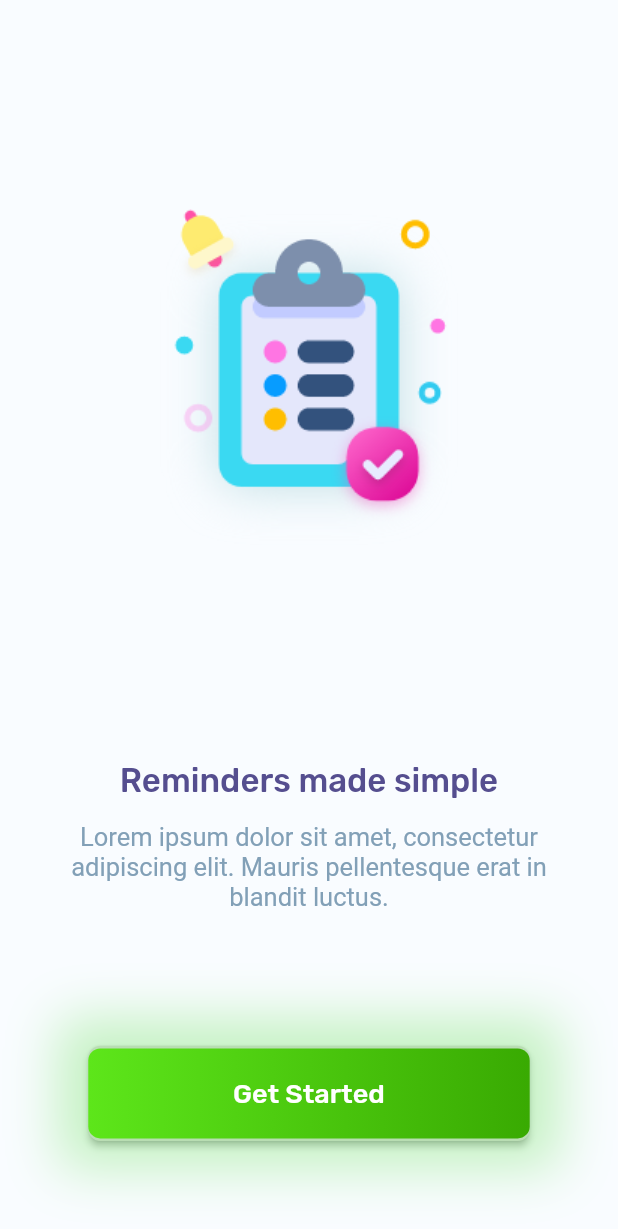
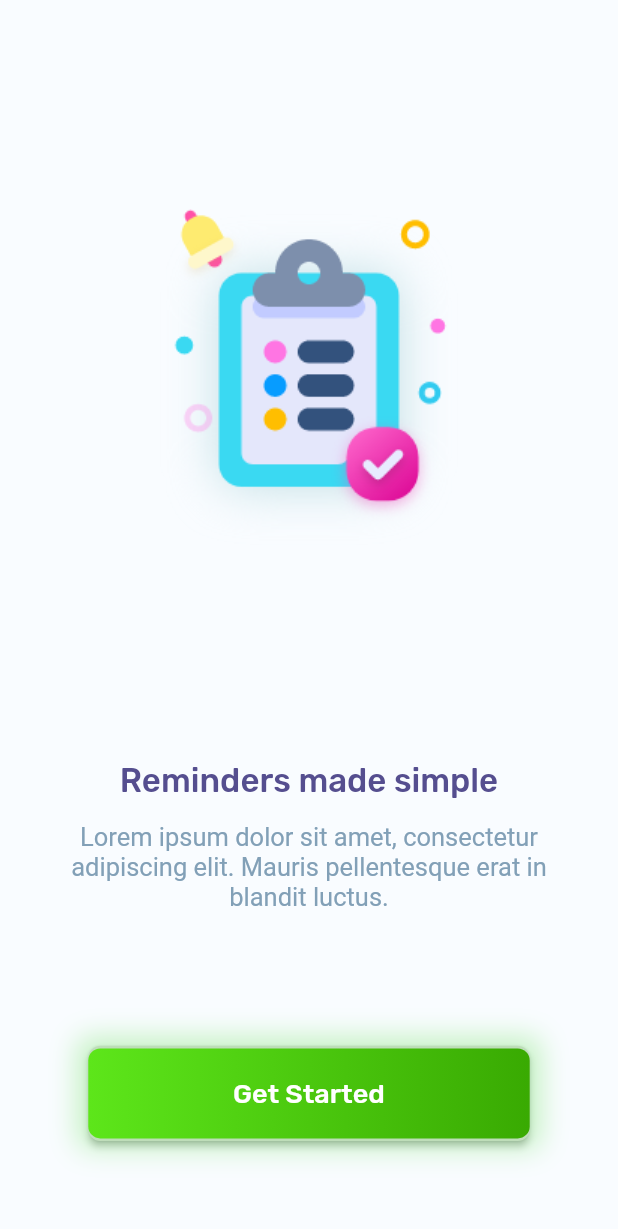
Before and after one commit to LiveLikeCounter/Flutter-Todolist, a Flutter app: the Onboarding screen opened directly, on a phone screen of 412 x 824 dp. Shown: the top 1229 px of the screen. Run offline on Flutter 3.47's test engine with Material 2 defaults, Android fonts, the phone set to English and light mode, and no system bars; our stand-ins replace gradient_app_bar; Roboto replaces fonts that are missing (opensans).

Commit message:
Updated startpage + doc updated

```diff
--- a/lib/main.dart
+++ b/lib/main.dart
@@ -1,9 +1,8 @@
 import 'package:flutter/material.dart';
 
+import 'package:flutter_todolist/onboarding.dart';
 import 'util.dart';
 
-import 'package:flutter_todolist/onboarding.dart';
-import 'package:flutter_todolist/task.dart';
 
 void main() => runApp(App());
 
@@ -16,7 +15,7 @@ class App extends StatelessWidget {
         canvasColor: CustomColors.GreyBackground,
         fontFamily: 'rubik',
       ),
-      home: Task(),
+      home: Onboarding(),
     );
   }
 }
--- a/lib/onboarding.dart
+++ b/lib/onboarding.dart
@@ -97,8 +97,8 @@ class _OnboardingState extends State<Onboarding> {
                         boxShadow: [
                           BoxShadow(
                             color: CustomColors.GreenShadow,
-                            blurRadius: 30.0,
-                            spreadRadius: 20.0,
+                            blurRadius: 15.0,
+                            spreadRadius: 7.0,
                             offset: Offset(0.0, 0.0),
                           ),
                         ],
```
Also changed, not shown: doc/AppPreviewUplabs.jpg (added), 1 other file.
